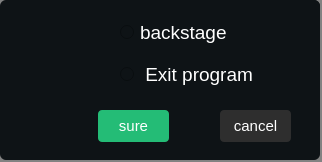
Old version of the form src/plugins/ukui-clock/closeOrHide.ui in the repository ukui/ukui-sidebar.
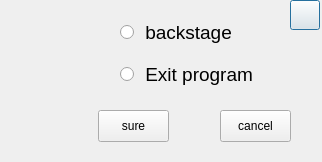
New version of the form. Icons and pictures are not drawn.

What changed in the file:
```diff
--- a/src/plugins/ukui-clock/closeOrHide.ui
+++ b/src/plugins/ukui-clock/closeOrHide.ui
@@ -14,7 +14,7 @@
    <string>Dialog</string>
   </property>
   <property name="styleSheet">
-   <string notr="true">background-color: rgb(130, 130, 130);</string>
+   <string notr="true"/>
   </property>
   <widget class="QWidget" name="widget" native="true">
    <property name="geometry">
@@ -26,8 +26,7 @@
     </rect>
    </property>
    <property name="styleSheet">
-    <string notr="true">background-color: rgba(14,19,22,1);
-border-radius: 6px;</string>
+    <string notr="true"/>
    </property>
    <widget class="QPushButton" name="closebtn">
     <property name="geometry">
@@ -56,12 +55,7 @@
      </rect>
     </property>
     <property name="styleSheet">
-     <string notr="true">QPushButton{color: rgb(255, 255, 255);
-background-color: rgba(39,207,129,0.9);
- border-radius:4px;
-font: 11pt ;}
-QPushButton:hover{background-color: rgb(27, 143, 89);}
-</string>
+     <string notr="true"/>
     </property>
     <property name="text">
      <string>sure</string>
@@ -77,12 +71,7 @@
      </rect>
     </property>
     <property name="styleSheet">
-     <string notr="true">QPushButton{
-font: 11pt ;
-color: rgb(255, 255, 255);
-background:rgba(46,46,46,1);
-border-radius:4px;}
-QPushButton:hover{background:rgba(143, 97, 47, 0.1)}</string>
+     <string notr="true"/>
     </property>
     <property name="text">
      <string>cancel</string>
@@ -114,11 +103,10 @@
      </rect>
     </property>
     <property name="styleSheet">
-     <string notr="true">color: rgb(255, 255, 255);
-font: 25 14pt ;</string>
+     <string notr="true">font:  14pt ;</string>
     </property>
     <property name="text">
-     <string>backstage</string>
+     <string> backstage</string>
     </property>
    </widget>
    <widget class="QRadioButton" name="radioButton_2">
@@ -131,8 +119,7 @@
      </rect>
     </property>
     <property name="styleSheet">
-     <string notr="true">color: rgb(255, 255, 255);
-font: 25 14pt ;</string>
+     <string notr="true">font: 14pt ;</string>
     </property>
     <property name="text">
      <string> Exit program </string>
```
Left out of the diff: 3 changed lines with no effect on the pictures.
